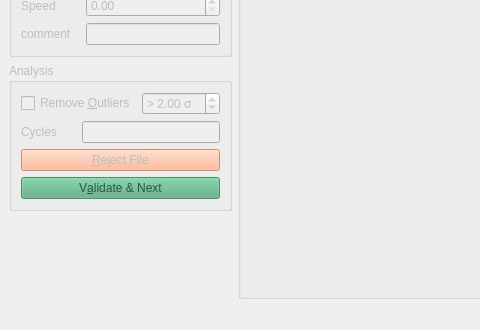
Qt form TorqueAnalyzer/ui_mainwindow.ui (MarinManuel/TorqueMeter) before a commit; both pictures show x 0 to 480 and y 281 to 611 of the 800 by 611 pixel window.
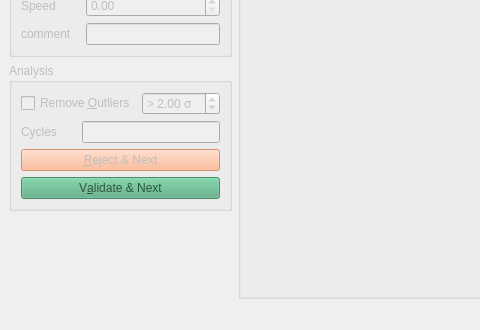
The same form after that commit. Icons and pictures are not drawn.

The edit to the form file:
```diff
--- a/TorqueAnalyzer/ui_mainwindow.ui
+++ b/TorqueAnalyzer/ui_mainwindow.ui
@@ -236,7 +236,7 @@
 QPushButton:checked{ background: rgb(255, 0, 0);}</string>
             </property>
             <property name="text">
-             <string>&amp;Reject File</string>
+             <string>&amp;Reject &amp;&amp; Next</string>
             </property>
             <property name="shortcut">
              <string>R</string>
```
Left out of the diff: 5 changed lines with no effect on the pictures.
